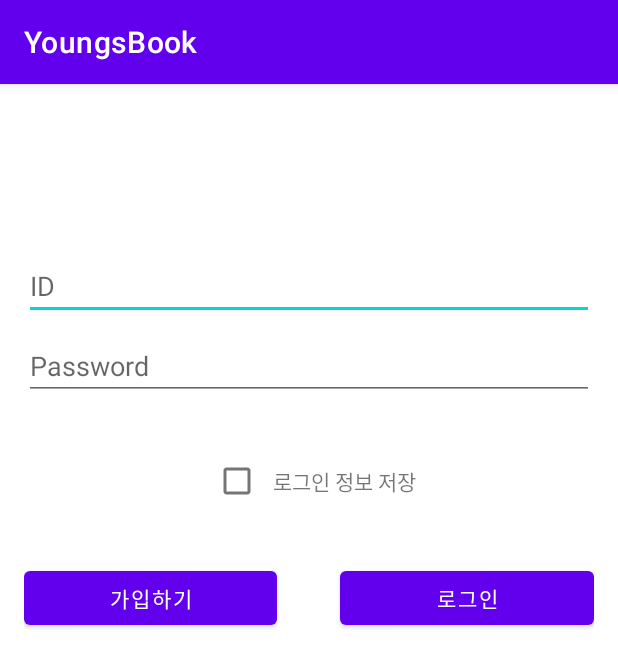
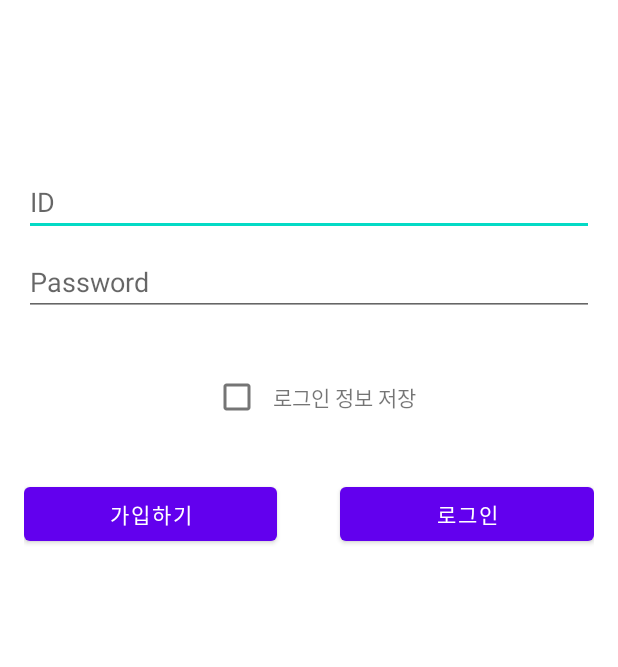
Before and after one commit to Young-Seok-Kim/YoungsBook, an Android app: the screen it shows after launch (LoginActivity), on a phone screen of 412 x 824 dp. Shown: the top 667 px of the screen. Run offline under Robolectric (Android 15) with nearby library versions, the phone set to English and light mode, and no system bars.

Commit message:
ActionBar제거 및 ProgressBar가 네트워크 성공시에도 종료되도록 변경

```diff
--- a/app/src/main/AndroidManifest.xml
+++ b/app/src/main/AndroidManifest.xml
@@ -12,7 +12,8 @@
         android:supportsRtl="true"
         android:theme="@style/Theme.YoungsBook"
         android:fullBackupContent="true"
-        android:networkSecurityConfig="@xml/network_security_config">
+        android:networkSecurityConfig="@xml/network_security_config"
+        >
         <activity
             android:name=".ui.login.LoginActivity"
             android:exported="true"
--- a/app/src/main/java/com/youngsbook/common/network/NetworkConnect.kt
+++ b/app/src/main/java/com/youngsbook/common/network/NetworkConnect.kt
@@ -24,6 +24,8 @@ object NetworkConnect {
             override fun onResponse(call: Call<ResponseDTO>?, response: Response<ResponseDTO>?) {
 
                 Log.d("Retrofit", "$path 요청성공")
+
+                NetworkConnect.endProgress()
 
                 if(response!!.isSuccessful) {
                     onSuccess()
--- a/app/src/main/java/com/youngsbook/ui/login/LoginActivity.kt
+++ b/app/src/main/java/com/youngsbook/ui/login/LoginActivity.kt
@@ -117,7 +117,7 @@ class LoginActivity : AppCompatActivity() {
                 val enterLogin: JsonObject = JsonObject()
                 enterLogin.addProperty("id", binding.userid!!.text.toString())
                 enterLogin.addProperty("pw", binding.password.text.toString())
-                NetworkConnect.startProgress(this)
+                NetworkConnect.startProgress(this) // 종료는 connectNetwork 안에서 해주므로 따로 해줄 필요는 없다
                 CoroutineScope(Dispatchers.Default).launch {
                     NetworkConnect.connectNetwork("login.do",
                         enterLogin,
--- a/app/src/main/res/values/themes.xml
+++ b/app/src/main/res/values/themes.xml
@@ -1,6 +1,6 @@
 <resources xmlns:tools="http://schemas.android.com/tools">
     <!-- Base application theme. -->
-    <style name="Theme.YoungsBook" parent="Theme.MaterialComponents.DayNight.DarkActionBar">
+    <style name="Theme.YoungsBook" parent="Theme.MaterialComponents.DayNight.NoActionBar">
         <!-- Primary brand color. -->
         <item name="colorPrimary">@color/purple_500</item>
         <item name="colorPrimaryVariant">@color/purple_700</item>
```
